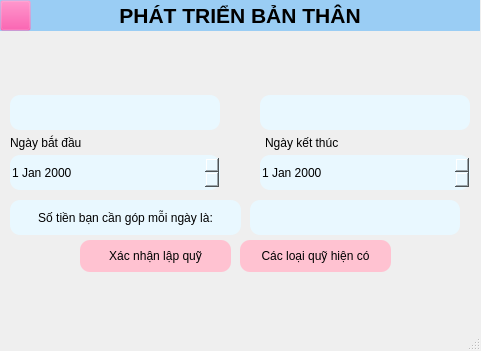
The window that Muc_tieu_tai_chinh_PhatTrienBanThan.ui (tunvy313/KTLT) describes before a commit, drawn with Qt 5.
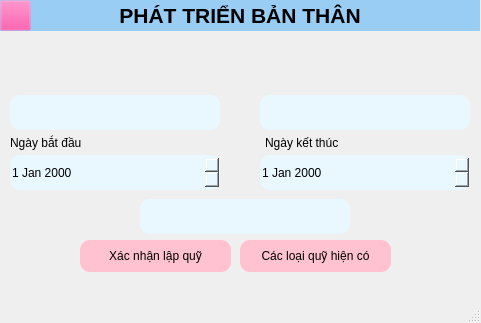
The same window after the commit. Icons and pictures are not drawn.

Patch:
```diff
--- a/Muc_tieu_tai_chinh_PhatTrienBanThan.ui
+++ b/Muc_tieu_tai_chinh_PhatTrienBanThan.ui
@@ -7,7 +7,7 @@
     <x>0</x>
     <y>0</y>
     <width>481</width>
-    <height>351</height>
+    <height>323</height>
    </rect>
   </property>
   <property name="windowTitle">
@@ -153,8 +153,8 @@
    <widget class="QLineEdit" name="txtSoTienCanGop">
     <property name="geometry">
      <rect>
-      <x>250</x>
-      <y>200</y>
+      <x>140</x>
+      <y>199</y>
       <width>210</width>
       <height>35</height>
      </rect>
@@ -194,27 +194,6 @@
 </string>
     </property>
    </widget>
-   <widget class="QPushButton" name="btnTinhTien">
-    <property name="geometry">
-     <rect>
-      <x>10</x>
-      <y>200</y>
-      <width>231</width>
-      <height>35</height>
-     </rect>
-    </property>
-    <property name="styleSheet">
-     <string notr="true">background-color:#e9f8ff;
-border-radius:10px</string>
-    </property>
-    <property name="text">
-     <string>Số tiền bạn cần góp mỗi ngày là:</string>
-    </property>
-    <property name="icon">
-     <iconset>
-      <normaloff>../ic_calculator.png</normaloff>../ic_calculator.png</iconset>
-    </property>
-   </widget>
    <widget class="QPushButton" name="btnXemLai">
     <property name="geometry">
      <rect>
```
Left out of the diff: 1 changed line with no effect on the pictures.
